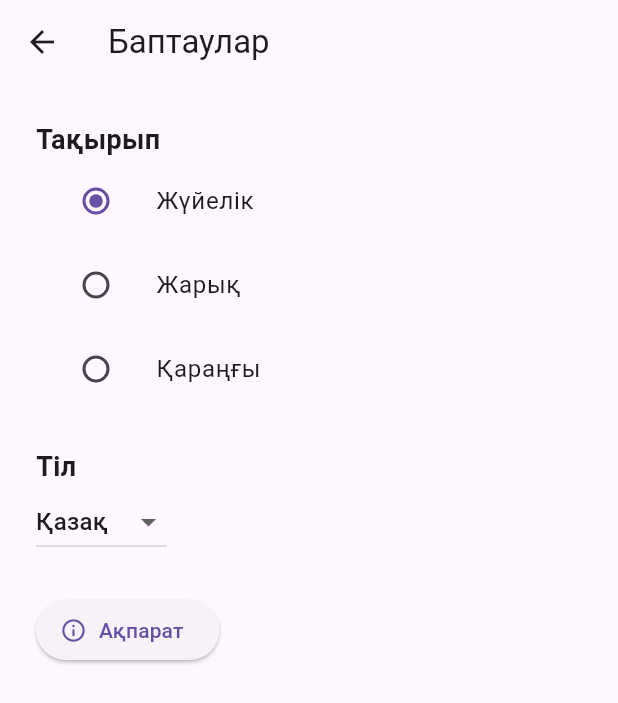
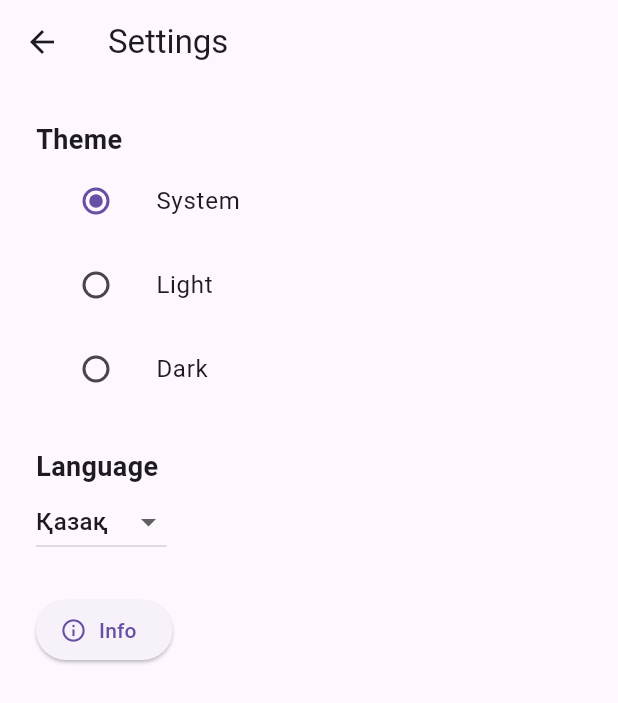
Before and after one commit to amirtwsx/who_am_i, a Flutter app: the screen it shows after launch, after a tap on "Settings", on a phone screen of 412 x 824 dp. Shown: the top 703 px of the screen. Run offline on Flutter 3.47's test engine with Material 3 defaults, Android fonts, the light colour scheme and no system bars.

Commit message:
Initial commit

````diff
--- a/lib/home_page.dart
+++ b/lib/home_page.dart
@@ -14,7 +14,7 @@ class HomePage extends StatelessWidget {
         children: [
           // Фон (замени путь если нужно)
           Image.asset(
-            'assets/bg.jpg',
+            'assets/game.avif',
             fit: BoxFit.cover,
           ),
 
--- /dev/null
+++ b/lib/l10n/app_localizations.dart
@@ -0,0 +1,198 @@
+import 'dart:async';
+
+import 'package:flutter/foundation.dart';
+import 'package:flutter/widgets.dart';
+import 'package:flutter_localizations/flutter_localizations.dart';
+import 'package:intl/intl.dart' as intl;
+
+import 'app_localizations_en.dart';
+import 'app_localizations_kk.dart';
+import 'app_localizations_ru.dart';
+
+// ignore_for_file: type=lint
+
+/// Callers can lookup localized strings with an instance of AppLocalizations
+/// returned by `AppLocalizations.of(context)`.
+///
+/// Applications need to include `AppLocalizations.delegate()` in their app's
+/// `localizationDelegates` list, and the locales they support in the app's
+/// `supportedLocales` list. For example:
+///
+/// ```dart
+/// import 'l10n/app_localizations.dart';
+///
+/// return MaterialApp(
+///   localizationsDelegates: AppLocalizations.localizationsDelegates,
+///   supportedLocales: AppLocalizations.supportedLocales,
+///   home: MyApplicationHome(),
+/// );
+/// ```
+///
+/// ## Update pubspec.yaml
+///
+/// Please make sure to update your pubspec.yaml to include the following
+/// packages:
+///
+/// ```yaml
+/// dependencies:
+///   # Internationalization support.
+///   flutter_localizations:
+///     sdk: flutter
+///   intl: any # Use the pinned version from flutter_localizations
+///
+///   # Rest of dependencies
+/// ```
+///
+/// ## iOS Applications
+///
+/// iOS applications define key application metadata, including supported
+/// locales, in an Info.plist file that is built into the application bundle.
+/// To configure the locales supported by your app, you’ll need to edit this
+/// file.
+///
+/// First, open your project’s ios/Runner.xcworkspace Xcode workspace file.
+/// Then, in the Project Navigator, open the Info.plist file under the Runner
+/// project’s Runner folder.
+///
+/// Next, select the Information Property List item, select Add Item from the
+/// Editor menu, then select Localizations from the pop-up menu.
+///
+/// Select and expand the newly-created Localizations item then, for each
+/// locale your application supports, add a new item and select the locale
+/// you wish to add from the pop-up menu in the Value field. This list should
+/// be consistent with the languages listed in the AppLocalizations.supportedLocales
+/// property.
+abstract class AppLocalizations {
+  AppLocalizations(String locale) : localeName = intl.Intl.canonicalizedLocale(locale.toString());
+
+  final String localeName;
+
+  static AppLocalizations? of(BuildContext context) {
+    return Localizations.of<AppLocalizations>(context, AppLocalizations);
+  }
+
+  static const LocalizationsDelegate<AppLocalizations> delegate = _AppLocalizationsDelegate();
+
+  /// A list of this localizations delegate along with the default localizations
+  /// delegates.
+  ///
+  /// Returns a list of localizations delegates containing this delegate along with
+  /// GlobalMaterialLocalizations.delegate, GlobalCupertinoLocalizations.delegate,
+  /// and GlobalWidgetsLocalizations.delegate.
+  ///
+  /// Additional delegates can be added by appending to this list in
+  /// MaterialApp. This list does not have to be used at all if a custom list
+  /// of delegates is preferred or required.
+  static const List<LocalizationsDelegate<dynamic>> localizationsDelegates = <LocalizationsDelegate<dynamic>>[
+    delegate,
+    GlobalMaterialLocalizations.delegate,
+    GlobalCupertinoLocalizations.delegate,
+    GlobalWidgetsLocalizations.delegate,
+  ];
+
+  /// A list of this localizations delegate's supported locales.
+  static const List<Locale> supportedLocales = <Locale>[
+    Locale('en'),
+    Locale('kk'),
+    Locale('ru')
+  ];
+
+  /// No description provided for @about.
+  ///
+  /// In en, this message translates to:
+  /// **'About'**
+  String get about;
+
+  /// No description provided for @settings.
+  ///
+  /// In en, this message translates to:
+  /// **'Settings'**
+  String get settings;
+
+  /// No description provided for @startGame.
+  ///
+  /// In en, this message translates to:
+  /// **'Start Game'**
+  String get startGame;
+
+  /// No description provided for @customGame.
+  ///
+  /// In en, this message translates to:
+  /// **'Custom Game'**
+  String get customGame;
+
+  /// No description provided for @language.
+  ///
+  /// In en, this message translates to:
+  /// **'Language'**
+  String get language;
+
+  /// No description provided for @theme.
+  ///
+  /// In en, this message translates to:
+  /// **'Theme'**
+  String get theme;
+
+  /// No description provided for @system.
+  ///
+  /// In en, this message translates to:
+  /// **'System'**
+  String get system;
+
+  /// No description provided for @light.
+  ///
+  /// In en, this message translates to:
+  /// **'Light'**
+  String get light;
+
+  /// No description provided for @dark.
+  ///
+  /// In en, this message translates to:
+  /// **'Dark'**
+  String get dark;
+
+  /// No description provided for @info.
+  ///
+  /// In en, this message translates to:
+  /// **'Info'**
+  String get info;
+
+  /// No description provided for @close.
+  ///
+  /// In en, this message translates to:
+  /// **'Close'**
+  String get close;
+}
+
+class _AppLocalizationsDelegate extends LocalizationsDelegate<AppLocalizations> {
+  const _AppLocalizationsDelegate();
+
+  @override
+  Future<AppLocalizations> load(Locale locale) {
+    return SynchronousFuture<AppLocalizations>(lookupAppLocalizations(locale));
+  }
+
+  @override
+  bool isSupported(Locale locale) => <String>['en', 'kk', 'ru'].contains(locale.languageCode);
+
+  @override
+  bool shouldReload(_AppLocalizationsDelegate old) => false;
+}
+
+AppLocalizations lookupAppLocalizations(Locale locale) {
+
+
+  // Lookup logic when only language code is specified.
+  switch (locale.languageCode) {
+    case 'en': return AppLocalizationsEn();
+    case 'kk': return AppLocalizationsKk();
+    case 'ru': return AppLocalizationsRu();
+  }
+
+  throw FlutterError(
+    'AppLocalizations.delegate failed to load unsupported locale "$locale". This is likely '
+    'an issue with the localizations generation tool. Please file an issue '
+    'on GitHub with a reproducible sample app and the gen-l10n configuration '
+    'that was used.'
+  );
+}
--- /dev/null
+++ b/lib/l10n/app_localizations_en.dart
@@ -0,0 +1,43 @@
+// ignore: unused_import
+import 'package:intl/intl.dart' as intl;
+import 'app_localizations.dart';
+
+// ignore_for_file: type=lint
+
+/// The translations for English (`en`).
+class AppLocalizationsEn extends AppLocalizations {
+  AppLocalizationsEn([String locale = 'en']) : super(locale);
+
+  @override
+  String get about => 'About';
+
+  @override
+  String get settings => 'Settings';
+
+  @override
+  String get startGame => 'Start Game';
+
+  @override
+  String get customGame => 'Custom Game';
+
+  @override
+  String get language => 'Language';
+
+  @override
+  String get theme => 'Theme';
+
+  @override
+  String get system => 'System';
+
+  @override
+  String get light => 'Light';
+
+  @override
+  String get dark => 'Dark';
+
+  @override
+  String get info => 'Info';
+
+  @override
+  String get close => 'Close';
+}
--- /dev/null
+++ b/lib/l10n/app_localizations_kk.dart
@@ -0,0 +1,43 @@
+// ignore: unused_import
+import 'package:intl/intl.dart' as intl;
+import 'app_localizations.dart';
+
+// ignore_for_file: type=lint
+
+/// The translations for Kazakh (`kk`).
+class AppLocalizationsKk extends AppLocalizations {
+  AppLocalizationsKk([String locale = 'kk']) : super(locale);
+
+  @override
+  String get about => 'Қосымша туралы';
+
+  @override
+  String get settings => 'Баптаулар';
+
+  @override
+  String get startGame => 'Ойынды бастау';
+
+  @override
+  String get customGame => 'Кастомды ойын';
+
+  @override
+  String get language => 'Тіл';
+
+  @override
+  String get theme => 'Тақырып';
+
+  @override
+  String get system => 'Жүйелік';
+
+  @override
+  String get light => 'Жарық';
+
+  @override
+  String get dark => 'Қараңғы';
+
+  @override
+  String get info => 'Ақпарат';
+
+  @override
+  String get close => 'Жабу';
+}
--- /dev/null
+++ b/lib/l10n/app_localizations_ru.dart
@@ -0,0 +1,43 @@
+// ignore: unused_import
+import 'package:intl/intl.dart' as intl;
+import 'app_localizations.dart';
+
+// ignore_for_file: type=lint
+
+/// The translations for Russian (`ru`).
+class AppLocalizationsRu extends AppLocalizations {
+  AppLocalizationsRu([String locale = 'ru']) : super(locale);
+
+  @override
+  String get about => 'О приложении';
+
+  @override
+  String get settings => 'Настройки';
+
+  @override
+  String get startGame => 'Начать игру';
+
+  @override
+  String get customGame => 'Кастомная игра';
+
+  @override
+  String get language => 'Язык';
+
+  @override
+  String get theme => 'Тема';
+
+  @override
+  String get system => 'Системная';
+
+  @override
+  String get light => 'Светлая';
+
+  @override
+  String get dark => 'Тёмная';
+
+  @override
+  String get info => 'Информация';
+
+  @override
+  String get close => 'Закрыть';
+}
--- a/lib/locale_provider.dart
+++ b/lib/locale_provider.dart
@@ -6,6 +6,7 @@ class LocaleProvider extends ChangeNotifier {
   Locale get locale => _locale;
 
   void setLocale(String code) {
+    if (code == _locale.languageCode) return;
     _locale = Locale(code);
     notifyListeners();
   }
--- a/lib/main.dart
+++ b/lib/main.dart
@@ -1,7 +1,6 @@
 import 'package:flutter/material.dart';
 import 'package:flutter/services.dart';
 import 'package:flutter_localizations/flutter_localizations.dart';
-import 'package:flutter_gen/gen_l10n/app_localizations.dart';
 import 'package:provider/provider.dart';
 
 import 'home_page.dart';
@@ -29,8 +28,29 @@ void main() async {
   );
 }
 
-class WhoAmIApp extends StatelessWidget {
+class WhoAmIApp extends StatefulWidget {
   const WhoAmIApp({super.key});
+
+  @override
+  State<WhoAmIApp> createState() => _WhoAmIAppState();
+}
+
+class _WhoAmIAppState extends State<WhoAmIApp> {
+  @override
+  void didChangeDependencies() {
+    super.didChangeDependencies();
+    Provider.of<LocaleProvider>(context).addListener(_onLocaleChanged);
+  }
+
+  @override
+  void dispose() {
+    Provider.of<LocaleProvider>(context, listen: false).removeListener(_onLocaleChanged);
+    super.dispose();
+  }
+
+  void _onLocaleChanged() {
+    setState(() {});
+  }
 
   @override
   Widget build(BuildContext context) {
@@ -50,20 +70,10 @@ class WhoAmIApp extends StatelessWidget {
         Locale('en'),
       ],
       localizationsDelegates: const [
-        AppLocalizations.delegate,
         GlobalMaterialLocalizations.delegate,
         GlobalWidgetsLocalizations.delegate,
         GlobalCupertinoLocalizations.delegate,
       ],
-      localeResolutionCallback: (locale, supportedLocales) {
-        if (locale == null) return const Locale('kk');
-        for (var supported in supportedLocales) {
-          if (supported.languageCode == locale.languageCode) {
-            return supported;
-          }
-        }
-        return const Locale('kk');
-      },
       home: const HomePage(),
     );
   }
--- a/lib/settings_page.dart
+++ b/lib/settings_page.dart
@@ -1,6 +1,5 @@
 import 'package:flutter/material.dart';
 import 'package:provider/provider.dart';
-import 'package:flutter_gen/gen_l10n/app_localizations.dart';
 
 import 'theme_notifier.dart';
 import 'locale_provider.dart';
@@ -19,7 +18,7 @@ class _SettingsPageState extends State<SettingsPage> {
     showDialog(
       context: context,
       builder: (_) => AlertDialog(
-        title: Text(AppLocalizations.of(context)!.about),
+        title: const Text('About'),
         content: const SingleChildScrollView(
           child: Column(
             crossAxisAlignment: CrossAxisAlignment.start,
@@ -43,7 +42,7 @@ class _SettingsPageState extends State<SettingsPage> {
         actions: [
           TextButton(
             onPressed: () => Navigator.pop(context),
-            child: Text(AppLocalizations.of(context)!.close),
+            child: const Text('Close'),
           )
         ],
       ),
@@ -58,47 +57,46 @@ class _SettingsPageState extends State<SettingsPage> {
 
     return Scaffold(
       appBar: AppBar(
-        title: Text(AppLocalizations.of(context)!.settings),
+        title: const Text('Settings'),
       ),
       body: Padding(
         padding: const EdgeInsets.all(24),
         child: Column(
           crossAxisAlignment: CrossAxisAlignment.start,
           children: [
-            Text(AppLocalizations.of(context)!.theme,
-                style: const TextStyle(fontSize: 18, fontWeight: FontWeight.bold)),
+            const Text('Theme', style: TextStyle(fontSize: 18, fontWeight: FontWeight.bold)),
             ListTile(
-              title: Text(AppLocalizations.of(context)!.system),
-              leading: Radio(
+              title: const Text('System'),
+              leading: Radio<ThemeMode>(
                 value: ThemeMode.system,
                 groupValue: currentTheme,
                 onChanged: (value) => themeNotifier.setTheme(value!),
               ),
             ),
             ListTile(
-              title: Text(AppLocalizations.of(context)!.light),
-              leading: Radio(
+              title: const Text('Light'),
+              leading: Radio<ThemeMode>(
                 value: ThemeMode.light,
                 groupValue: currentTheme,
                 onChanged: (value) => themeNotifier.setTheme(value!),
               ),
             ),
             ListTile(
-              title: Text(AppLocalizations.of(context)!.dark),
-              leading: Radio(
+              title: const Text('Dark'),
+              leading: Radio<ThemeMode>(
                 value: ThemeMode.dark,
                 groupValue: currentTheme,
                 onChanged: (value) => themeNotifier.setTheme(value!),
               ),
             ),
             const SizedBox(height: 24),
-            Text(AppLocalizations.of(context)!.language,
-                style: const TextStyle(fontSize: 18, fontWeight: FontWeight.bold)),
+            const Text('Language', style: TextStyle(fontSize: 18, fontWeight: FontWeight.bold)),
             DropdownButton<String>(
               value: _selectedLanguage,
               onChanged: (value) {
-                setState(() => _selectedLanguage = value!);
-                Provider.of<LocaleProvider>(context, listen: false).setLocale(value!);
+                if (value == null) return;
+                setState(() => _selectedLanguage = value);
+                localeProvider.setLocale(value);
               },
               items: const [
                 DropdownMenuItem(value: 'kk', child: Text('Қазақ')),
@@ -110,7 +108,7 @@ class _SettingsPageState extends State<SettingsPage> {
             ElevatedButton.icon(
               onPressed: _showInfoDialog,
               icon: const Icon(Icons.info_outline),
-              label: Text(AppLocalizations.of(context)!.info),
+              label: const Text('Info'),
             ),
           ],
         ),
--- a/pubspec.yaml
+++ b/pubspec.yaml
@@ -33,7 +33,7 @@ dependencies:
   provider: ^6.1.1
   flutter_localizations:
     sdk: flutter
-  intl: ^0.19.0
+  intl: ^0.20.2
 
 
 
@@ -60,7 +60,7 @@ dev_dependencies:
 flutter:
   generate: true
   assets:
-    - assets/bg.jpg
+    - assets/game.avif
 
 
   # The following line ensures that the Material Icons font is
````
Also changed, not shown: pubspec.lock, 2 other files.
